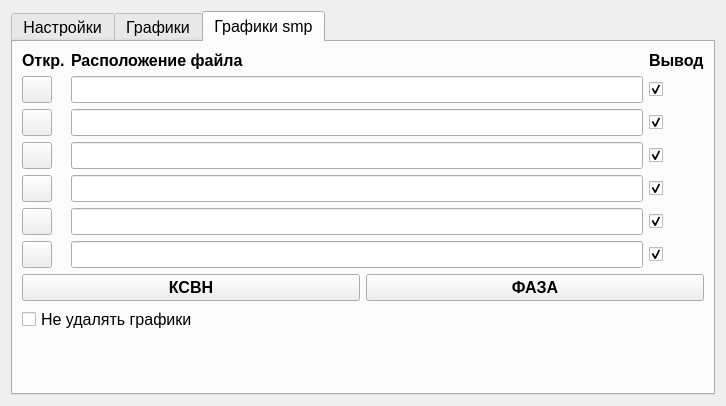
First picture: the form in UI.ui, repository Nenu1985/stend, before the edit.
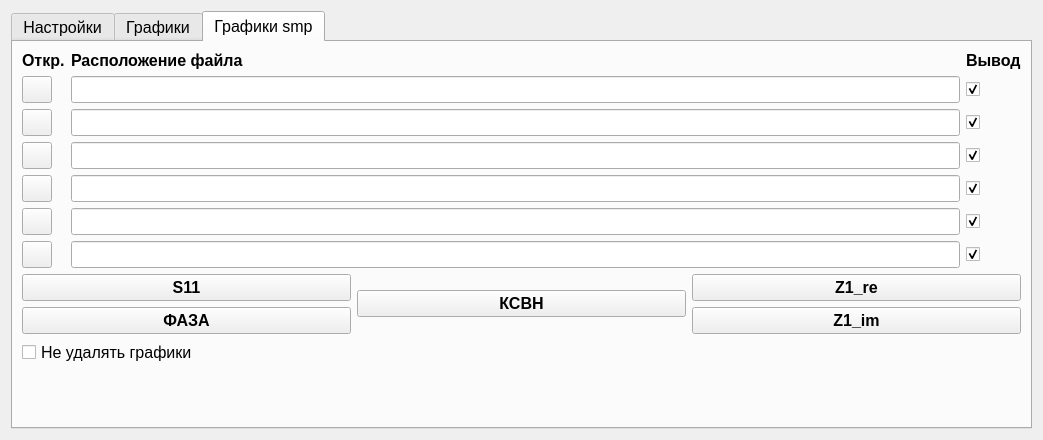
Second picture: the form after the edit. The open tabs and pages were chosen to show the change. Icons and pictures are not drawn.

What changed in the file:
```diff
--- a/UI.ui
+++ b/UI.ui
@@ -6,8 +6,8 @@
    <rect>
     <x>0</x>
     <y>0</y>
-    <width>712</width>
-    <height>406</height>
+    <width>1043</width>
+    <height>440</height>
    </rect>
   </property>
   <property name="windowTitle">
@@ -22,7 +22,7 @@
       </font>
      </property>
      <property name="currentIndex">
-      <number>0</number>
+      <number>2</number>
      </property>
      <widget class="QWidget" name="tab">
       <attribute name="title">
@@ -1483,6 +1483,13 @@
        <string>Графики smp</string>
       </attribute>
       <layout class="QGridLayout" name="gridLayout_5">
+       <item row="2" column="0">
+        <widget class="QCheckBox" name="checkBox_do_not_delete_current_plots_smp">
+         <property name="text">
+          <string>Не удалять графики</string>
+         </property>
+        </widget>
+       </item>
        <item row="0" column="0">
         <layout class="QGridLayout" name="gridLayout_4">
          <item row="2" column="0">
@@ -1790,10 +1797,25 @@
          </item>
         </layout>
        </item>
+       <item row="3" column="0">
+        <spacer name="verticalSpacer_3">
+         <property name="orientation">
+          <enum>Qt::Vertical</enum>
+         </property>
+         <property name="sizeHint" stdset="0">
+          <size>
+           <width>20</width>
+           <height>40</height>
+          </size>
+         </property>
+        </spacer>
+       </item>
        <item row="1" column="0">
-        <layout class="QHBoxLayout" name="horizontalLayout_6">
+        <layout class="QHBoxLayout" name="horizontalLayout_12">
          <item>
-          <widget class="QPushButton" name="pushButton_smp_plot_vswr">
+          <layout class="QVBoxLayout" name="verticalLayout_9">
+           <item>
+            <widget class="QPushButton" name="pushButton_smp_plot_S11">
            <property name="font">
             <font>
              <pointsize>12</pointsize>
@@ -1802,7 +1824,7 @@
             </font>
            </property>
            <property name="text">
-            <string>КСВН</string>
+              <string>S11</string>
            </property>
           </widget>
          </item>
@@ -1822,25 +1844,52 @@
          </item>
         </layout>
        </item>
-       <item row="2" column="0">
-        <widget class="QCheckBox" name="checkBox_do_not_delete_current_plots_smp">
+         <item>
+          <widget class="QPushButton" name="pushButton_smp_plot_vswr">
+           <property name="font">
+            <font>
+             <pointsize>12</pointsize>
+             <weight>75</weight>
+             <bold>true</bold>
+            </font>
+           </property>
          <property name="text">
-          <string>Не удалять графики</string>
+            <string>КСВН</string>
          </property>
         </widget>
        </item>
-       <item row="3" column="0">
-        <spacer name="verticalSpacer_4">
-         <property name="orientation">
-          <enum>Qt::Vertical</enum>
-         </property>
-         <property name="sizeHint" stdset="0">
-          <size>
-           <width>20</width>
-           <height>116</height>
-          </size>
-         </property>
-        </spacer>
+         <item>
+          <layout class="QVBoxLayout" name="verticalLayout_13">
+           <item>
+            <widget class="QPushButton" name="pushButton_smp_plot_Rx_re">
+             <property name="font">
+              <font>
+               <pointsize>12</pointsize>
+               <weight>75</weight>
+               <bold>true</bold>
+              </font>
+             </property>
+             <property name="text">
+              <string>Z1_re</string>
+             </property>
+            </widget>
+           </item>
+           <item>
+            <widget class="QPushButton" name="pushButton_smp_plot_Rx_im">
+             <property name="font">
+              <font>
+               <weight>75</weight>
+               <bold>true</bold>
+              </font>
+             </property>
+             <property name="text">
+              <string>Z1_im</string>
+             </property>
+            </widget>
+           </item>
+          </layout>
+         </item>
+        </layout>
        </item>
       </layout>
      </widget>
```
Lines whose indentation alone changed are shown as unchanged.
